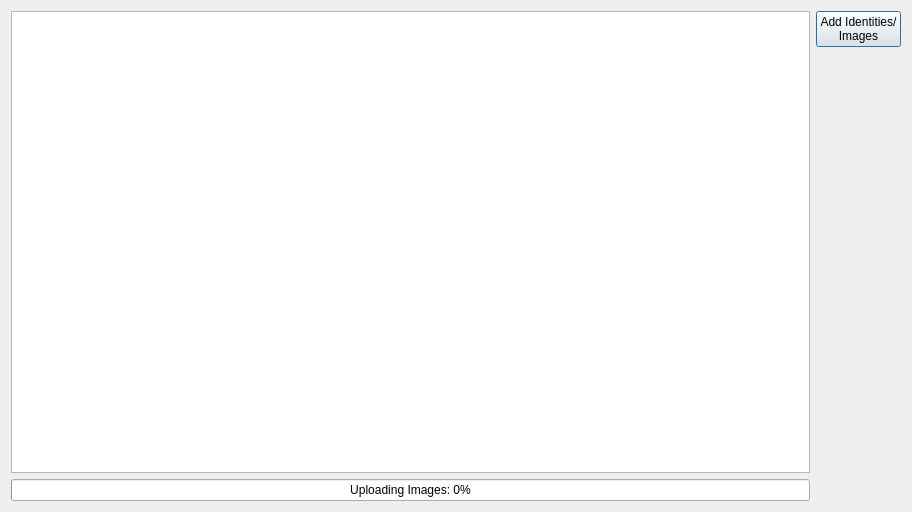
aotuai/brainframe-qt, file brainframe_qt/ui/dialogs/identity_configuration/identity_configuration.ui: the form before one commit.
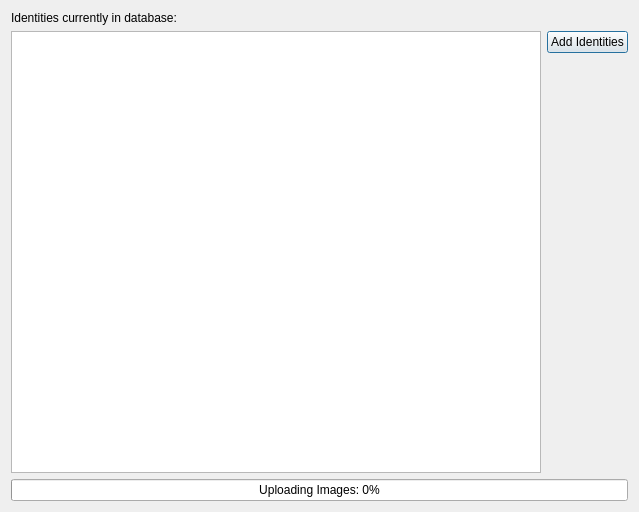
The form after the commit. Custom widgets are drawn as their Qt base class.

Commit message: Current identities in db are now shown. Still a primitive feature

What changed in the file:
```diff
--- a/brainframe_qt/ui/dialogs/identity_configuration/identity_configuration.ui
+++ b/brainframe_qt/ui/dialogs/identity_configuration/identity_configuration.ui
@@ -6,7 +6,7 @@
    <rect>
     <x>0</x>
     <y>0</y>
-    <width>912</width>
+    <width>639</width>
     <height>512</height>
    </rect>
   </property>
@@ -14,15 +14,7 @@
    <string>Dialog</string>
   </property>
   <layout class="QGridLayout" name="gridLayout">
-   <item row="0" column="1">
-    <widget class="QPushButton" name="add_identities_button">
-     <property name="text">
-      <string>Add Identities/
-Images</string>
-     </property>
-    </widget>
-   </item>
-   <item row="2" column="0">
+   <item row="3" column="1" colspan="2">
     <widget class="QProgressBar" name="progress_bar">
      <property name="value">
       <number>0</number>
@@ -35,11 +27,54 @@
      </property>
     </widget>
    </item>
-   <item row="0" column="0" rowspan="2">
-    <widget class="QColumnView" name="identity_view"/>
+   <item row="2" column="2">
+    <spacer name="verticalSpacer">
+     <property name="orientation">
+      <enum>Qt::Vertical</enum>
+     </property>
+     <property name="sizeHint" stdset="0">
+      <size>
+       <width>20</width>
+       <height>40</height>
+      </size>
+     </property>
+    </spacer>
+   </item>
+   <item row="0" column="1">
+    <widget class="QLabel" name="label">
+     <property name="text">
+      <string>Identities currently in database:</string>
+     </property>
+    </widget>
+   </item>
+   <item row="1" column="2">
+    <widget class="QPushButton" name="add_identities_button">
+     <property name="text">
+      <string>Add Identities</string>
+     </property>
+    </widget>
+   </item>
+   <item row="1" column="1" rowspan="2">
+    <widget class="TreeWidget" name="identity_tree">
+     <attribute name="headerVisible">
+      <bool>false</bool>
+     </attribute>
+     <column>
+      <property name="text">
+       <string>Element</string>
+      </property>
+     </column>
+    </widget>
    </item>
   </layout>
  </widget>
+ <customwidgets>
+  <customwidget>
+   <class>TreeWidget</class>
+   <extends>QTreeWidget</extends>
+   <header>brainframe.client.ui.dialogs.identity_configuration.identity_error_popup.tree_widget.tree_widget</header>
+  </customwidget>
+ </customwidgets>
  <resources/>
  <connections/>
 </ui>
```
The commit also changes 1 other file.
